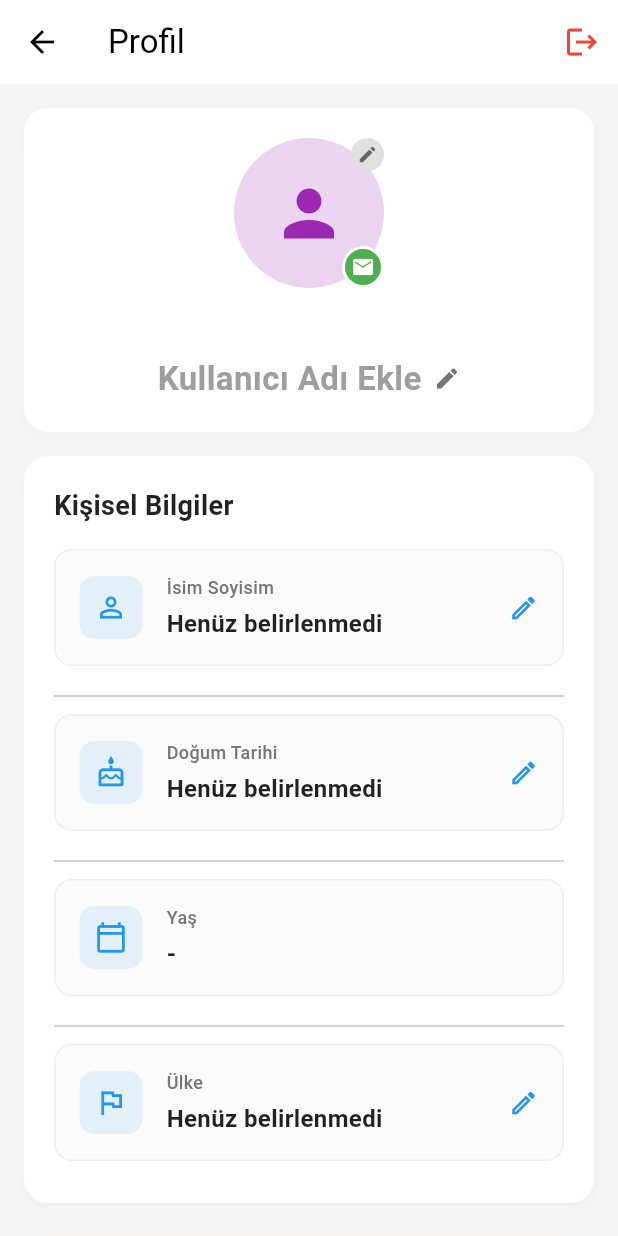
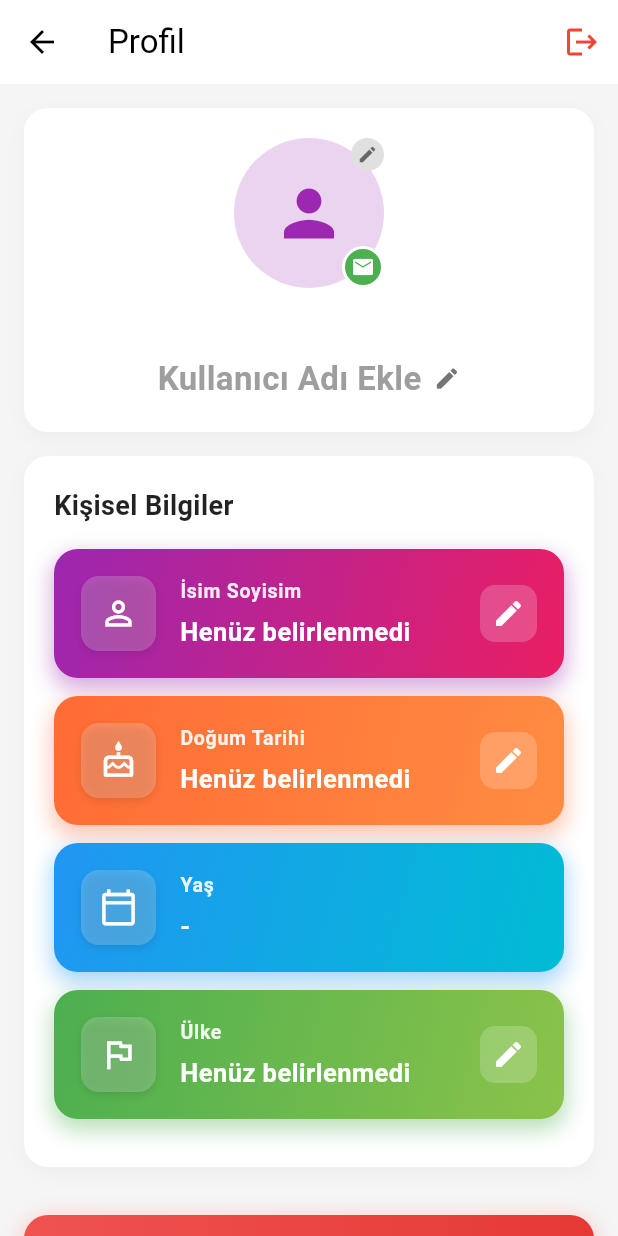
Before and after one commit to gokhananac66/Gokhan, a Flutter app: the ProfileScreen screen opened directly, on a phone screen of 412 x 824 dp. Run offline on Flutter 3.47's test engine with Material 3 defaults, Android fonts, the phone set to English and light mode, and no system bars; our stand-ins replace firebase_auth, firebase_core, firebase_database, google_sign_in, shared_preferences; accounts and stored records are empty; network calls fail; statements that could not run were skipped.

Commit message:
Feature: Modern 3D Gradient Profile UI
Redesigned personal info section with colorful gradient cards.

CHANGES:
- Replaced flat info cards with 3D gradient design
- Each field has unique gradient colors:
  * Full Name: Purple → Pink gradient
  * Birth Date: Orange → Red gradient
  * Age: Blue → Cyan gradient
  * Country: Green → Lime gradient
- Enhanced UI with:
  * 3D shadow effects (depth & elevation)
  * Larger, more prominent icons
  * Glassmorphism effect on icon containers
  * Better spacing and padding
  * Modern rounded corners (16px)
- Removed unnecessary dividers between cards
- Cards now have 12px bottom margin

UX IMPROVEMENTS:
- More visually appealing and modern
- Better visual hierarchy
- Consistent with other screens (Home, Friends)
- Touch feedback with ripple effect
- Edit icons with white background overlay

```diff
--- a/test_sudoku/lib/screens/profile_screen.dart
+++ b/test_sudoku/lib/screens/profile_screen.dart
@@ -588,8 +588,6 @@ class _ProfileScreenState extends State<ProfileScreen> {
                     },
                   ),
 
-                  const Divider(height: 24),
-
                   // Dogum Tarihi
                   _buildInfoRow(
                     icon: Icons.cake_outlined,
@@ -598,8 +596,6 @@ class _ProfileScreenState extends State<ProfileScreen> {
                     onTap: _selectBirthDate,
                   ),
 
-                  const Divider(height: 24),
-
                   // Yas
                   _buildInfoRow(
                     icon: Icons.calendar_today_outlined,
@@ -607,8 +603,6 @@ class _ProfileScreenState extends State<ProfileScreen> {
                     value: _birthDate == null ? '-' : '${_calculateAge()} ${tr('yearsOld')}',
                     onTap: null,
                   ),
-
-                  const Divider(height: 24),
 
                   // Ulke
                   _buildInfoRow(
@@ -779,32 +773,94 @@ class _ProfileScreenState extends State<ProfileScreen> {
   }) {
     final isDark = Theme.of(context).brightness == Brightness.dark;
 
+    // Her bilgi türü için farklı gradient renk
+    LinearGradient gradient;
+    Color iconColor;
+
+    switch (label) {
+      case 'İsim Soyisim':
+      case 'Full Name':
+        gradient = const LinearGradient(
+          colors: [Color(0xFF9C27B0), Color(0xFFE91E63)],
+          begin: Alignment.topLeft,
+          end: Alignment.bottomRight,
+        );
+        iconColor = Colors.white;
+        break;
+      case 'Doğum Tarihi':
+      case 'Birth Date':
+        gradient = const LinearGradient(
+          colors: [Color(0xFFFF6B35), Color(0xFFFF8C42)],
+          begin: Alignment.topLeft,
+          end: Alignment.bottomRight,
+        );
+        iconColor = Colors.white;
+        break;
+      case 'Yaş':
+      case 'Age':
+        gradient = const LinearGradient(
+          colors: [Color(0xFF2196F3), Color(0xFF00BCD4)],
+          begin: Alignment.topLeft,
+          end: Alignment.bottomRight,
+        );
+        iconColor = Colors.white;
+        break;
+      case 'Ülke':
+      case 'Country':
+        gradient = const LinearGradient(
+          colors: [Color(0xFF4CAF50), Color(0xFF8BC34A)],
+          begin: Alignment.topLeft,
+          end: Alignment.bottomRight,
+        );
+        iconColor = Colors.white;
+        break;
+      default:
+        gradient = const LinearGradient(
+          colors: [Color(0xFF757575), Color(0xFF9E9E9E)],
+          begin: Alignment.topLeft,
+          end: Alignment.bottomRight,
+        );
+        iconColor = Colors.white;
+    }
+
     return Container(
-      margin: const EdgeInsets.only(bottom: 8),
+      margin: const EdgeInsets.only(bottom: 12),
       decoration: BoxDecoration(
-        color: isDark ? Colors.grey.shade800.withOpacity(0.3) : Colors.grey.shade50,
-        borderRadius: BorderRadius.circular(12),
-        border: Border.all(
-          color: isDark ? Colors.grey.shade700 : Colors.grey.shade200,
-          width: 1,
-        ),
+        gradient: gradient,
+        borderRadius: BorderRadius.circular(16),
+        boxShadow: [
+          BoxShadow(
+            color: gradient.colors.first.withOpacity(0.4),
+            blurRadius: 12,
+            spreadRadius: 1,
+            offset: const Offset(0, 6),
+          ),
+        ],
       ),
       child: Material(
         color: Colors.transparent,
         child: InkWell(
           onTap: onTap,
-          borderRadius: BorderRadius.circular(12),
+          borderRadius: BorderRadius.circular(16),
           child: Padding(
-            padding: const EdgeInsets.all(16),
+            padding: const EdgeInsets.all(18),
             child: Row(
               children: [
+                // Icon Container
                 Container(
-                  padding: const EdgeInsets.all(10),
+                  padding: const EdgeInsets.all(12),
                   decoration: BoxDecoration(
-                    color: Colors.blue.withOpacity(0.1),
-                    borderRadius: BorderRadius.circular(10),
+                    color: Colors.white.withOpacity(0.2),
+                    borderRadius: BorderRadius.circular(12),
+                    boxShadow: [
+                      BoxShadow(
+                        color: Colors.black.withOpacity(0.1),
+                        blurRadius: 4,
+                        offset: const Offset(0, 2),
+                      ),
+                    ],
                   ),
-                  child: Icon(icon, size: 22, color: Colors.blue),
+                  child: Icon(icon, size: 26, color: iconColor),
                 ),
                 const SizedBox(width: 16),
                 Expanded(
@@ -814,28 +870,37 @@ class _ProfileScreenState extends State<ProfileScreen> {
                       Text(
                         label,
                         style: TextStyle(
-                          fontSize: 12,
-                          color: Colors.grey.shade600,
-                          fontWeight: FontWeight.w500,
+                          fontSize: 13,
+                          color: Colors.white.withOpacity(0.9),
+                          fontWeight: FontWeight.w600,
+                          letterSpacing: 0.5,
                         ),
                       ),
-                      const SizedBox(height: 4),
+                      const SizedBox(height: 6),
                       Text(
                         value,
-                        style: TextStyle(
-                          fontSize: 16,
-                          color: isDark ? Colors.white : Colors.black87,
-                          fontWeight: FontWeight.w600,
+                        style: const TextStyle(
+                          fontSize: 17,
+                          color: Colors.white,
+                          fontWeight: FontWeight.bold,
+                          letterSpacing: 0.3,
                         ),
                       ),
                     ],
                   ),
                 ),
                 if (onTap != null)
-                  Icon(
-                    Icons.edit_outlined,
-                    color: Colors.blue,
-                    size: 20,
+                  Container(
+                    padding: const EdgeInsets.all(8),
+                    decoration: BoxDecoration(
+                      color: Colors.white.withOpacity(0.2),
+                      borderRadius: BorderRadius.circular(10),
+                    ),
+                    child: Icon(
+                      Icons.edit_rounded,
+                      color: Colors.white,
+                      size: 22,
+                    ),
                   ),
               ],
             ),
```
